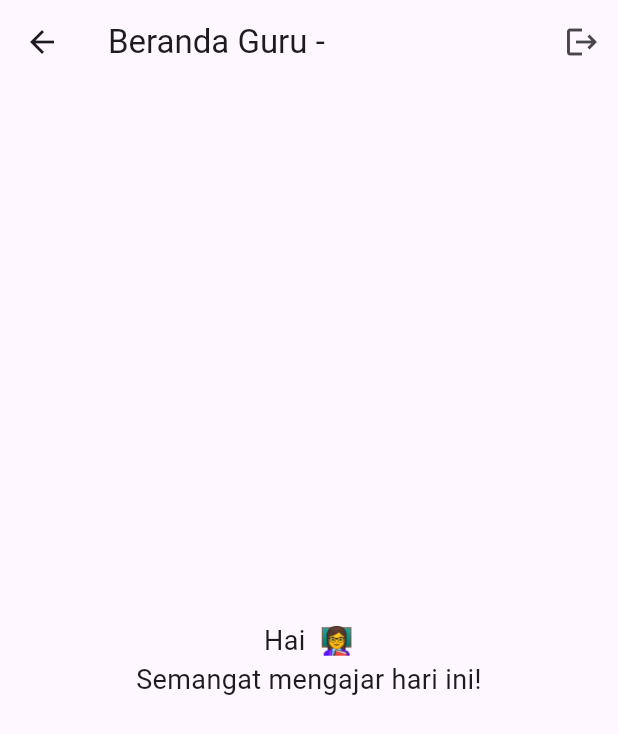
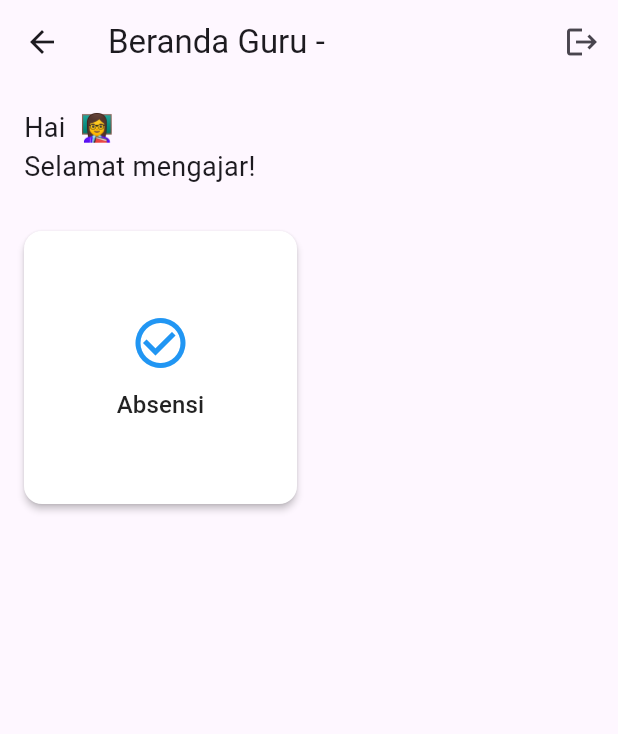
Before and after one commit to Abdurrafi07/SiHadir_20220140103_FE, a Flutter app: the GuruHomeScreen screen opened directly, on a phone screen of 412 x 824 dp. Shown: the top 734 px of the screen. Run offline on Flutter 3.47's test engine with Material 3 defaults, Android fonts, the phone set to English and light mode, and no system bars; our stand-ins replace bloc, dartz, dropdown_button2, flutter_bloc, flutter_secure_storage; accounts and stored records are empty.

Commit message:
Menyesuaikan Navigasi

```diff
--- a/lib/presentation/guru_home_screen.dart
+++ b/lib/presentation/guru_home_screen.dart
@@ -1,6 +1,6 @@
 import 'package:flutter/material.dart';
 import 'package:flutter_secure_storage/flutter_secure_storage.dart';
-import 'package:sihadir/core/core.dart';
+import 'package:sihadir/presentation/absensi/absensi_sreen.dart';
 import 'package:sihadir/presentation/auth/login_screen.dart';
 
 class GuruHomeScreen extends StatefulWidget {
@@ -12,7 +12,7 @@ class GuruHomeScreen extends StatefulWidget {
 
 class _GuruHomeScreenState extends State<GuruHomeScreen> {
   final FlutterSecureStorage _storage = const FlutterSecureStorage();
-  String userName = '';
+  String userName = 'Guru';
 
   @override
   void initState() {
@@ -36,18 +36,77 @@ class _GuruHomeScreenState extends State<GuruHomeScreen> {
           IconButton(
             icon: const Icon(Icons.logout),
             onPressed: () {
-              context.pushAndRemoveUntil(const LoginScreen(), (route) => false);
+              Navigator.pushAndRemoveUntil(
+                context,
+                MaterialPageRoute(builder: (_) => const LoginScreen()),
+                (route) => false,
+              );
             },
           ),
         ],
       ),
-      body: Center(
-        child: Text(
-          'Hai $userName 👩‍🏫\nSemangat mengajar hari ini!',
-          style: const TextStyle(fontSize: 18),
-          textAlign: TextAlign.center,
+      body: Padding(
+        padding: const EdgeInsets.all(16),
+        child: Column(
+          crossAxisAlignment: CrossAxisAlignment.start,
+          children: [
+            Text(
+              'Hai $userName 👩‍🏫\nSelamat mengajar!',
+              style: const TextStyle(fontSize: 18),
+            ),
+            const SizedBox(height: 30),
+            Expanded(
+              child: GridView.count(
+                crossAxisCount: 2,
+                crossAxisSpacing: 16,
+                mainAxisSpacing: 16,
+                children: [
+
+                  _buildMenuButton(
+                    icon: Icons.check_circle_outline,
+                    label: 'Absensi',
+                    onTap: () {
+                      Navigator.push(
+                        context,
+                        MaterialPageRoute(builder: (_) =>  PresensiScreen()),
+                      );
+                    },
+                  ),
+                ],
+              ),
+            ),
+          ],
         ),
       ),
     );
   }
+
+  Widget _buildMenuButton({
+    required IconData icon,
+    required String label,
+    required VoidCallback onTap,
+  }) {
+    return ElevatedButton(
+      style: ElevatedButton.styleFrom(
+        padding: const EdgeInsets.all(16),
+        backgroundColor: Colors.white,
+        foregroundColor: Colors.black87,
+        elevation: 2,
+        shape: RoundedRectangleBorder(borderRadius: BorderRadius.circular(12)),
+      ),
+      onPressed: onTap,
+      child: Column(
+        mainAxisAlignment: MainAxisAlignment.center,
+        children: [
+          Icon(icon, size: 40, color: Colors.blue),
+          const SizedBox(height: 10),
+          Text(
+            label,
+            style: const TextStyle(fontSize: 16),
+            textAlign: TextAlign.center,
+          ),
+        ],
+      ),
+    );
+  }
 }
```
